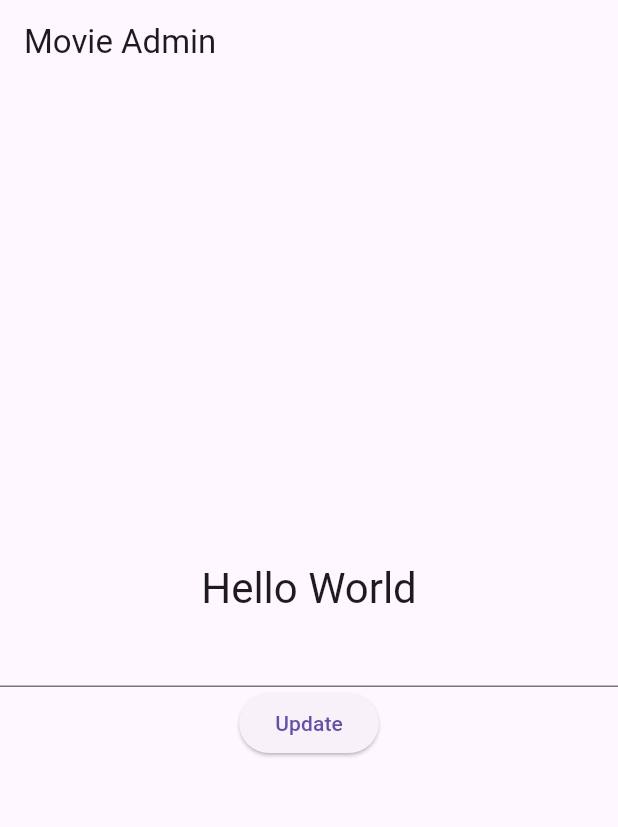
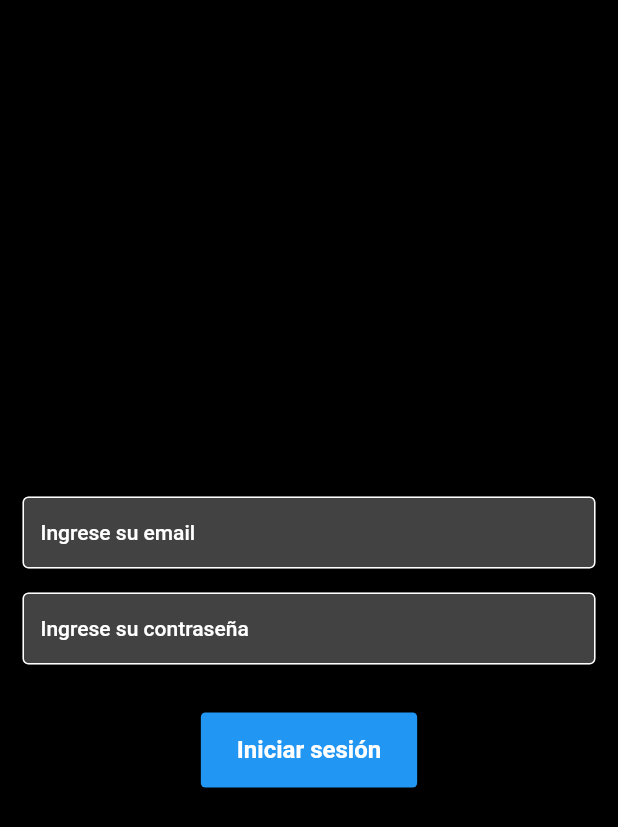
Before and after one commit to NicolasSebastianEstigarribia/Docker-FlutterV3.7.12, a Flutter app: the screen it shows after launch, on a phone screen of 412 x 824 dp. Shown: the top 827 px of the screen. Run offline on Flutter 3.47's test engine with Material 2 defaults, Android fonts, the light colour scheme and no system bars.

Commit message:
Responsive and login page

```diff
--- a/lib/main.dart
+++ b/lib/main.dart
@@ -1,32 +1,54 @@
 import 'package:flutter/material.dart';
+import 'package:movie_admin/responsive/mobile_screen.dart';
+import 'package:movie_admin/responsive/responsive_layout.dart';
+import 'package:movie_admin/responsive/web_screen.dart';
+import 'package:movie_admin/utils/colors.dart';
+import 'package:movie_admin/view_models/auth_model.dart';
 import 'package:movie_admin/view_models/my_home_page_model.dart';
-import 'package:movie_admin/views/my_home_page.dart';
+import 'package:movie_admin/views/login_page.dart';
+
 import 'package:provider/provider.dart';
 
-void main() {
-  runApp(
-    MultiProvider(
-      providers: [
-        ChangeNotifierProvider(create: (_) => MyViewModel()),
-      ],
-      child: const MyApp(),
-    ),
-  );
+void main() async {
+  //WidgetsFlutterBinding.ensureInitialized();
+
+  runApp(const MyApp());
 }
 
 class MyApp extends StatelessWidget {
   const MyApp({super.key});
 
-  // This widget is the root of your application.
   @override
   Widget build(BuildContext context) {
-    return MaterialApp(
-      title: 'Movie Admin',
-      theme: ThemeData(
-        useMaterial3: true,
-        primarySwatch: Colors.blue,
+    return MultiProvider(
+      providers: [
+        ChangeNotifierProvider(create: (_) => MyViewModel()),
+        ChangeNotifierProvider(
+          create: (_) => AuthViewModel(),
+        ),
+      ],
+      child: MaterialApp(
+        debugShowCheckedModeBanner: false,
+        title: 'Movie Admin',
+        theme: ThemeData.dark().copyWith(
+          useMaterial3: true,
+          scaffoldBackgroundColor: mobileBackgroundColor,
+        ),
+        home: Consumer<AuthViewModel>(
+          builder: (context, authViewModel, child) {
+            if (authViewModel.isAuthenticated) {
+              // usuario autenticado, muestra la pantalla principal
+              return const ResponsiveLayout(
+                mobileScreenLayout: MobileScreen(),
+                webScreenLayout: WebScreen(),
+              );
+            } else {
+              // usuario no autenticado, muestra la pantalla de login
+              return const LoginPage();
+            }
+          },
+        ),
       ),
-      home: MyHomePage(),
     );
   }
 }
--- /dev/null
+++ b/lib/view_models/auth_model.dart
@@ -0,0 +1,17 @@
+import 'package:flutter/material.dart';
+
+class AuthViewModel extends ChangeNotifier {
+  bool _isAuthenticated = false;
+
+  bool get isAuthenticated => _isAuthenticated;
+
+  void login() {
+    _isAuthenticated = true;
+    notifyListeners();
+  }
+
+  void logout() {
+    _isAuthenticated = false;
+    notifyListeners();
+  }
+}
--- /dev/null
+++ b/lib/views/login_page.dart
@@ -0,0 +1,70 @@
+import 'package:flutter/material.dart';
+import 'package:movie_admin/utils/colors.dart';
+import 'package:movie_admin/view_models/auth_model.dart';
+import 'package:movie_admin/widgets/text_field_input.dart';
+import 'package:provider/provider.dart';
+
+class LoginPage extends StatefulWidget {
+  const LoginPage({super.key});
+
+  @override
+  State<LoginPage> createState() => _LoginPageState();
+}
+
+class _LoginPageState extends State<LoginPage> {
+  final TextEditingController _emailController = TextEditingController();
+  final TextEditingController _passwordController = TextEditingController();
+
+  @override
+  void dispose() {
+    super.dispose();
+    _emailController.dispose();
+    _passwordController.dispose();
+  }
+
+  @override
+  Widget build(BuildContext context) {
+    var auth = Provider.of<AuthViewModel>(context, listen: false);
+
+    return Scaffold(
+      body: Column(
+        mainAxisAlignment: MainAxisAlignment.center,
+        children: <Widget>[
+          const SizedBox(height: 32),
+          TextFieldInput(
+            hintText: 'Ingrese su email',
+            textInputType: TextInputType.emailAddress,
+            textEditingController: _emailController,
+          ),
+          const SizedBox(height: 16),
+          TextFieldInput(
+            hintText: 'Ingrese su contraseña',
+            textInputType: TextInputType.text,
+            textEditingController: _passwordController,
+            isPass: true,
+          ),
+          const SizedBox(height: 32),
+          SizedBox(
+            height: 50,
+            child: ElevatedButton(
+                onPressed: auth.login,
+                style: ElevatedButton.styleFrom(
+                  backgroundColor: Colors.blue,
+                  shape: RoundedRectangleBorder(
+                    borderRadius: BorderRadius.circular(3),
+                  ),
+                ),
+                child: const Text(
+                  'Iniciar sesión',
+                  style: TextStyle(
+                    fontSize: 16,
+                    fontWeight: FontWeight.bold,
+                    color: Colors.white,
+                  ),
+                )),
+          ),
+        ],
+      ),
+    );
+  }
+}
--- /dev/null
+++ b/lib/widgets/text_field_input.dart
@@ -0,0 +1,39 @@
+import 'package:flutter/material.dart';
+
+class TextFieldInput extends StatelessWidget {
+  final TextEditingController textEditingController;
+  final bool isPass;
+  final String hintText;
+  final TextInputType textInputType;
+  const TextFieldInput({
+    Key? key,
+    required this.textEditingController,
+    this.isPass = false,
+    required this.hintText,
+    required this.textInputType,
+  }) : super(key: key);
+
+  @override
+  Widget build(BuildContext context) {
+    final inputBorder = OutlineInputBorder(
+      borderSide: Divider.createBorderSide(context),
+    );
+
+    return Padding(
+      padding: const EdgeInsets.symmetric(horizontal: 15.0),
+      child: TextField(
+        controller: textEditingController,
+        decoration: InputDecoration(
+          hintText: hintText,
+          border: inputBorder,
+          focusedBorder: inputBorder,
+          enabledBorder: inputBorder,
+          filled: true,
+          contentPadding: const EdgeInsets.all(8),
+        ),
+        keyboardType: textInputType,
+        obscureText: isPass,
+      ),
+    );
+  }
+}
```
Also changed, not shown: lib/models/user.dart (added, +13 -0 lines), lib/responsive/mobile_screen.dart (added, +99 -0 lines), lib/responsive/responsive_layout.dart (added, +36 -0 lines), lib/responsive/web_screen.dart (added, +101 -0 lines), lib/utils/colors.dart (added, +8 -0 lines), lib/utils/globals.dart (added, +12 -0 lines).
